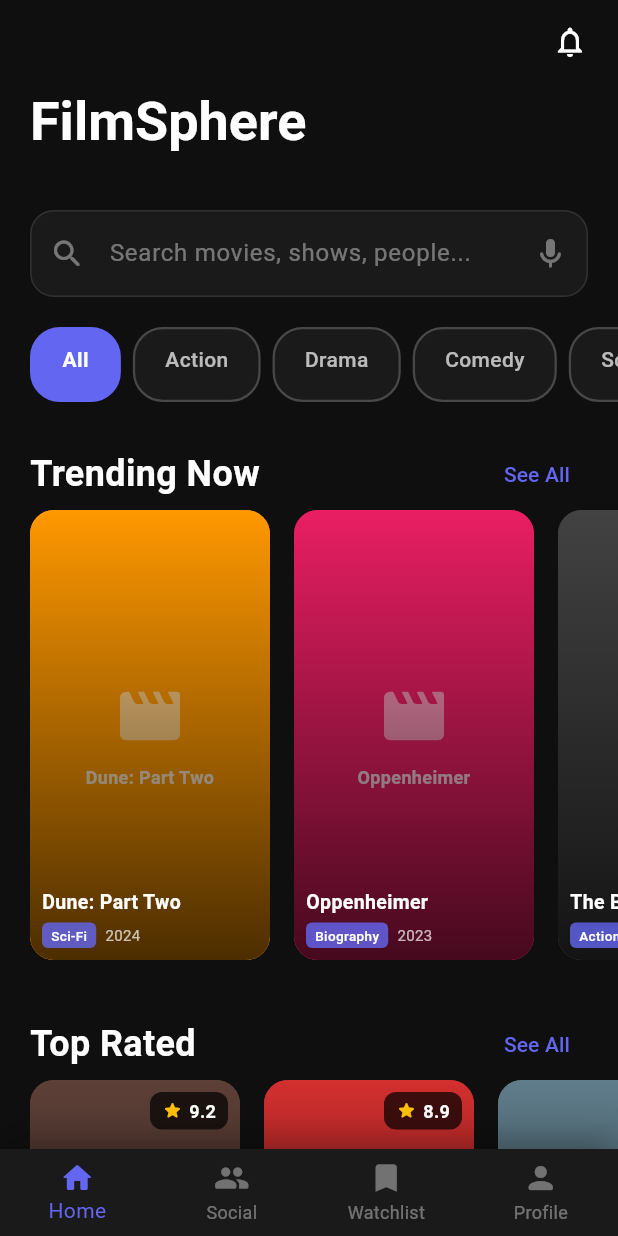
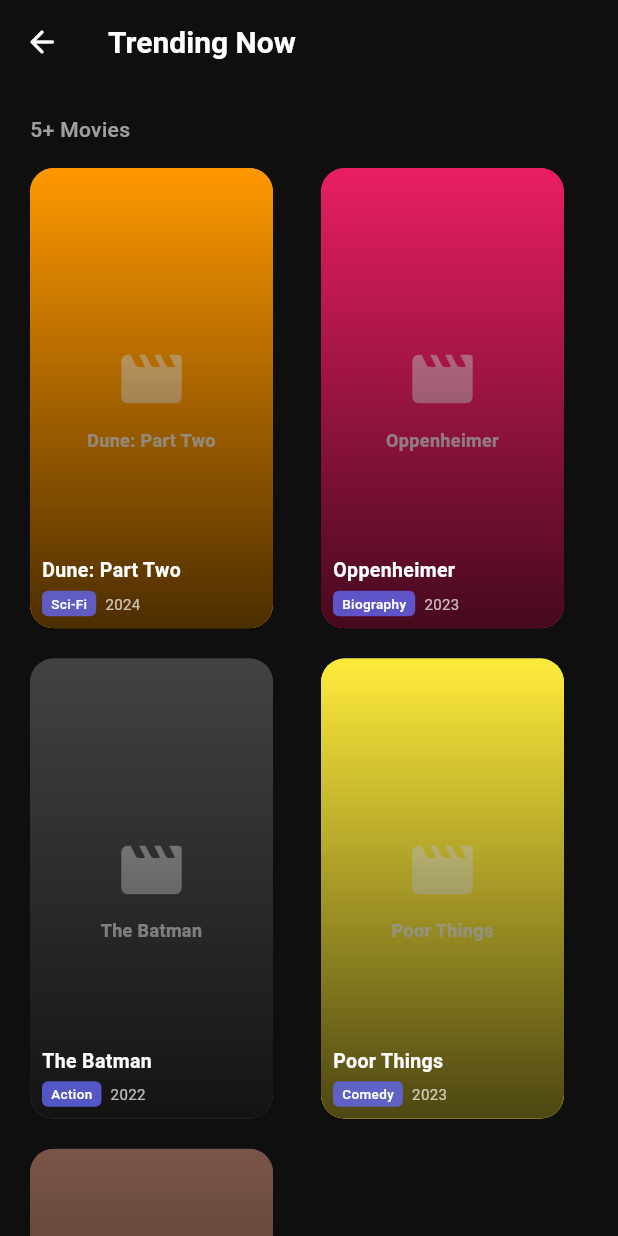
Before and after one commit to shail-712/film_sphere, a Flutter app: the screen it shows once a user with an empty profile is signed in, after a tap on "See All", on a phone screen of 412 x 824 dp. Run offline on Flutter 3.47's test engine with Material 3 defaults, Android fonts, the phone set to English and light mode, and no system bars; our stand-ins replace cloud_firestore, firebase_auth, firebase_core, flutter_dotenv, google_sign_in; accounts and stored records are empty; network calls fail.

Commit message:
updated browse_movie andhome_screen

```diff
--- /dev/null
+++ b/lib/screens/browse_movies_screen.dart
@@ -0,0 +1,325 @@
+import 'package:flutter/material.dart';
+import '../models/movie.dart';
+import '../services/tmdb_service.dart';
+import '../widget/movie_card.dart';
+
+enum BrowseCategory { trending, topRated, recommended, nowPlaying, upcoming }
+
+class BrowseMoviesScreen extends StatefulWidget {
+  final BrowseCategory category;
+  final String? genreFilter;
+
+  const BrowseMoviesScreen({Key? key, required this.category, this.genreFilter})
+    : super(key: key);
+
+  @override
+  State<BrowseMoviesScreen> createState() => _BrowseMoviesScreenState();
+}
+
+class _BrowseMoviesScreenState extends State<BrowseMoviesScreen> {
+  final TMDBService _tmdbService = TMDBService();
+  final ScrollController _scrollController = ScrollController();
+
+  List<Movie> _movies = [];
+  bool _isLoading = true;
+  bool _isLoadingMore = false;
+  int _currentPage = 1;
+  bool _hasMore = true;
+
+  @override
+  void initState() {
+    super.initState();
+    _loadMovies();
+    _scrollController.addListener(_onScroll);
+  }
+
+  void _onScroll() {
+    if (_scrollController.position.pixels >=
+        _scrollController.position.maxScrollExtent * 0.8) {
+      if (!_isLoadingMore && _hasMore) {
+        _loadMoreMovies();
+      }
+    }
+  }
+
+  String _getCategoryTitle() {
+    switch (widget.category) {
+      case BrowseCategory.trending:
+        return 'Trending Now';
+      case BrowseCategory.topRated:
+        return 'Top Rated';
+      case BrowseCategory.recommended:
+        return 'Recommended For You';
+      case BrowseCategory.nowPlaying:
+        return 'Now Playing';
+      case BrowseCategory.upcoming:
+        return 'Coming Soon';
+    }
+  }
+
+  String _getCategorySubtitle() {
+    if (widget.genreFilter != null && widget.genreFilter != 'All') {
+      return '${widget.genreFilter} Movies';
+    }
+    return '';
+  }
+
+  Future<List<Movie>> _fetchMoviesByCategory(int page) async {
+    final genreId = widget.genreFilter != null && widget.genreFilter != 'All'
+        ? TMDBService.getGenreId(widget.genreFilter!)
+        : null;
+
+    // If genre filter is applied, fetch by genre
+    if (genreId != null) {
+      return await _tmdbService.getMoviesByGenre(genreId, page: page);
+    }
+
+    // Otherwise fetch by category
+    switch (widget.category) {
+      case BrowseCategory.trending:
+        return await _tmdbService.getTrendingMovies(
+          timeWindow: 'week',
+          page: page,
+        );
+      case BrowseCategory.topRated:
+        return await _tmdbService.getTopRatedMovies(page: page);
+      case BrowseCategory.recommended:
+        return await _tmdbService.getUpcomingMovies(page: page);
+      case BrowseCategory.nowPlaying:
+        return await _tmdbService.getNowPlayingMovies(page: page);
+      case BrowseCategory.upcoming:
+        return await _tmdbService.getUpcomingMovies(page: page);
+    }
+  }
+
+  Future<void> _loadMovies() async {
+    setState(() {
+      _isLoading = true;
+    });
+
+    try {
+      final movies = await _fetchMoviesByCategory(1);
+      if (mounted) {
+        setState(() {
+          _movies = movies;
+          _isLoading = false;
+          _currentPage = 1;
+          _hasMore = movies.length >= 20; // TMDB typically returns 20 per page
+        });
+      }
+    } catch (e) {
+      print('Error loading movies: $e');
+      if (mounted) {
+        setState(() {
+          _isLoading = false;
+        });
+      }
+    }
+  }
+
+  Future<void> _loadMoreMovies() async {
+    if (_isLoadingMore || !_hasMore) return;
+
+    setState(() {
+      _isLoadingMore = true;
+    });
+
+    try {
+      final nextPage = _currentPage + 1;
+      final movies = await _fetchMoviesByCategory(nextPage);
+
+      if (mounted) {
+        setState(() {
+          if (movies.isEmpty) {
+            _hasMore = false;
+          } else {
+            _movies.addAll(movies);
+            _currentPage = nextPage;
+            _hasMore = movies.length >= 20;
+          }
+          _isLoadingMore = false;
+        });
+      }
+    } catch (e) {
+      print('Error loading more movies: $e');
+      if (mounted) {
+        setState(() {
+          _isLoadingMore = false;
+        });
+      }
+    }
+  }
+
+  @override
+  Widget build(BuildContext context) {
+    return Scaffold(
+      backgroundColor: const Color(0xFF0F0F0F),
+      body: CustomScrollView(
+        controller: _scrollController,
+        slivers: [
+          // App Bar
+          SliverAppBar(
+            floating: true,
+            pinned: true,
+            backgroundColor: const Color(0xFF0F0F0F),
+            leading: IconButton(
+              icon: const Icon(Icons.arrow_back_rounded, color: Colors.white),
+              onPressed: () => Navigator.pop(context),
+            ),
+            title: Column(
+              crossAxisAlignment: CrossAxisAlignment.start,
+              mainAxisSize: MainAxisSize.min,
+              children: [
+                Text(
+                  _getCategoryTitle(),
+                  style: const TextStyle(
+                    color: Colors.white,
+                    fontSize: 20,
+                    fontWeight: FontWeight.bold,
+                  ),
+                ),
+                if (_getCategorySubtitle().isNotEmpty)
+                  Text(
+                    _getCategorySubtitle(),
+                    style: TextStyle(
+                      color: Colors.white.withOpacity(0.6),
+                      fontSize: 14,
+                      fontWeight: FontWeight.normal,
+                    ),
+                  ),
+              ],
+            ),
+          ),
+
+          // Loading State
+          if (_isLoading)
+            const SliverFillRemaining(
+              child: Center(
+                child: CircularProgressIndicator(color: Color(0xFF6366F1)),
+              ),
+            )
+          else ...[
+            // Movie Count Header
+            if (_movies.isNotEmpty)
+              SliverToBoxAdapter(
+                child: Padding(
+                  padding: const EdgeInsets.fromLTRB(20, 20, 20, 16),
+                  child: Text(
+                    '${_movies.length}+ Movies',
+                    style: TextStyle(
+                      color: Colors.white.withOpacity(0.6),
+                      fontSize: 14,
+                      fontWeight: FontWeight.w500,
+                    ),
+                  ),
+                ),
+              ),
+
+            // Movie Grid
+            SliverPadding(
+              padding: const EdgeInsets.symmetric(horizontal: 20),
+              sliver: SliverGrid(
+                gridDelegate: const SliverGridDelegateWithFixedCrossAxisCount(
+                  crossAxisCount: 2,
+                  childAspectRatio: 0.58,
+                  crossAxisSpacing: 16,
+                  mainAxisSpacing: 20,
+                ),
+                delegate: SliverChildBuilderDelegate((context, index) {
+                  if (index < _movies.length) {
+                    return MovieCard(
+                      movie: _movies[index],
+                      showRating: widget.category == BrowseCategory.topRated,
+                    );
+                  }
+                  return null;
+                }, childCount: _movies.length),
+              ),
+            ),
+
+            // Loading More Indicator
+            if (_isLoadingMore)
+              const SliverToBoxAdapter(
+                child: Padding(
+                  padding: EdgeInsets.all(20),
+                  child: Center(
+                    child: CircularProgressIndicator(color: Color(0xFF6366F1)),
+                  ),
+                ),
+              ),
+
+            // End of Results
+            if (!_hasMore && _movies.isNotEmpty)
+              SliverToBoxAdapter(
+                child: Padding(
+                  padding: const EdgeInsets.all(20),
+                  child: Center(
+                    child: Column(
+                      children: [
+                        Icon(
+                          Icons.check_circle_outline_rounded,
+                          size: 32,
+                          color: Colors.white.withOpacity(0.3),
+                        ),
+                        const SizedBox(height: 8),
+                        Text(
+                          'You\'ve reached the end',
+                          style: TextStyle(
+                            color: Colors.white.withOpacity(0.4),
+                            fontSize: 14,
+                          ),
+                        ),
+                      ],
+                    ),
+                  ),
+                ),
+              ),
+
+            // Empty State
+            if (!_isLoading && _movies.isEmpty)
+              SliverFillRemaining(
+                child: Center(
+                  child: Column(
+                    mainAxisAlignment: MainAxisAlignment.center,
+                    children: [
+                      Icon(
+                        Icons.movie_outlined,
+                        size: 64,
+                        color: Colors.white.withOpacity(0.3),
+                      ),
+                      const SizedBox(height: 16),
+                      Text(
+                        'No movies found',
+                        style: TextStyle(
+                          color: Colors.white.withOpacity(0.6),
+                          fontSize: 18,
+                          fontWeight: FontWeight.w500,
+                        ),
+                      ),
+                      const SizedBox(height: 8),
+                      Text(
+                        'Try adjusting your filters',
+                        style: TextStyle(
+                          color: Colors.white.withOpacity(0.4),
+                          fontSize: 14,
+                        ),
+                      ),
+                    ],
+                  ),
+                ),
+              ),
+
+            // Bottom Padding for safe area
+            const SliverToBoxAdapter(child: SizedBox(height: 100)),
+          ],
+        ],
+      ),
+    );
+  }
+
+  @override
+  void dispose() {
+    _scrollController.dispose();
+    super.dispose();
+  }
+}
--- a/lib/screens/home_screen.dart
+++ b/lib/screens/home_screen.dart
@@ -3,6 +3,7 @@
 import '../widget/category_chip.dart';
 import '../models/movie.dart';
 import '../services/tmdb_service.dart';
+import 'browse_movies_screen.dart' show BrowseMoviesScreen, BrowseCategory;
 
 class HomeScreen extends StatefulWidget {
   const HomeScreen({Key? key}) : super(key: key);
@@ -71,13 +72,8 @@
   }
 
   Future<void> _loadMovies() async {
-    // Load trending movies
     _loadTrendingMovies();
-
-    // Load top rated movies
     _loadTopRatedMovies();
-
-    // Load recommended movies (using upcoming as recommendation)
     _loadRecommendedMovies();
   }
 
@@ -180,6 +176,18 @@
     }
   }
 
+  void _navigateToBrowse(BrowseCategory category) {
+    Navigator.push(
+      context,
+      MaterialPageRoute(
+        builder: (context) => BrowseMoviesScreen(
+          category: category,
+          genreFilter: _selectedCategory,
+        ),
+      ),
+    );
+  }
+
   @override
   Widget build(BuildContext context) {
     return Scaffold(
@@ -256,7 +264,10 @@
           if (_isSearching && _searchResults.isNotEmpty) ...[
             SliverToBoxAdapter(
               child: Padding(
-                padding: const EdgeInsets.symmetric(horizontal: 20, vertical: 16),
+                padding: const EdgeInsets.symmetric(
+                  horizontal: 20,
+                  vertical: 16,
+                ),
                 child: Text(
                   'Search Results (${_searchResults.length})',
                   style: const TextStyle(
@@ -276,15 +287,12 @@
                   crossAxisSpacing: 12,
                   mainAxisSpacing: 12,
                 ),
-                delegate: SliverChildBuilderDelegate(
-                  (context, index) {
+                delegate: SliverChildBuilderDelegate((context, index) {
                   return MovieCard(
                     movie: _searchResults[index],
                     showRating: true,
                   );
-                  },
-                  childCount: _searchResults.length,
-                ),
+                }, childCount: _searchResults.length),
               ),
             ),
             const SliverToBoxAdapter(child: SizedBox(height: 100)),
@@ -347,7 +355,7 @@
 
             const SliverToBoxAdapter(child: SizedBox(height: 24)),
 
-            // Trending Now
+            // Trending Now Section
             SliverToBoxAdapter(
               child: Padding(
                 padding: const EdgeInsets.symmetric(horizontal: 20),
@@ -362,7 +370,18 @@
                         fontWeight: FontWeight.bold,
                       ),
                     ),
-                    TextButton(onPressed: () {}, child: const Text('See All')),
+                    TextButton(
+                      onPressed: () =>
+                          _navigateToBrowse(BrowseCategory.trending),
+                      child: const Text(
+                        'See All',
+                        style: TextStyle(
+                          color: Color(0xFF6366F1),
+                          fontSize: 14,
+                          fontWeight: FontWeight.w600,
+                        ),
+                      ),
+                    ),
                   ],
                 ),
               ),
@@ -372,7 +391,11 @@
               child: SizedBox(
                 height: 300,
                 child: _isLoadingTrending
-                    ? const Center(child: CircularProgressIndicator())
+                    ? const Center(
+                        child: CircularProgressIndicator(
+                          color: Color(0xFF6366F1),
+                        ),
+                      )
                     : ListView.builder(
                         scrollDirection: Axis.horizontal,
                         padding: const EdgeInsets.symmetric(horizontal: 20),
@@ -390,7 +413,7 @@
 
             const SliverToBoxAdapter(child: SizedBox(height: 32)),
 
-            // Top Rated
+            // Top Rated Section
             SliverToBoxAdapter(
               child: Padding(
                 padding: const EdgeInsets.symmetric(horizontal: 20),
@@ -405,7 +428,18 @@
                         fontWeight: FontWeight.bold,
                       ),
                     ),
-                    TextButton(onPressed: () {}, child: const Text('See All')),
+                    TextButton(
+                      onPressed: () =>
+                          _navigateToBrowse(BrowseCategory.topRated),
+                      child: const Text(
+                        'See All',
+                        style: TextStyle(
+                          color: Color(0xFF6366F1),
+                          fontSize: 14,
+                          fontWeight: FontWeight.w600,
+                        ),
+                      ),
+                    ),
                   ],
                 ),
               ),
@@ -415,7 +449,11 @@
               child: SizedBox(
                 height: 240,
                 child: _isLoadingTopRated
-                    ? const Center(child: CircularProgressIndicator())
+                    ? const Center(
+                        child: CircularProgressIndicator(
+                          color: Color(0xFF6366F1),
+                        ),
+                      )
                     : ListView.builder(
                         scrollDirection: Axis.horizontal,
                         padding: const EdgeInsets.symmetric(horizontal: 20),
@@ -434,24 +472,41 @@
 
             const SliverToBoxAdapter(child: SizedBox(height: 32)),
 
-            // Recommended
+            // Recommended Section
             SliverToBoxAdapter(
               child: Padding(
                 padding: const EdgeInsets.symmetric(horizontal: 20),
                 child: Row(
+                  mainAxisAlignment: MainAxisAlignment.spaceBetween,
                   children: [
-                    const Icon(
+                    Row(
+                      children: const [
+                        Icon(
                           Icons.auto_awesome_rounded,
                           color: Color(0xFF6366F1),
                           size: 20,
                         ),
-                    const SizedBox(width: 8),
-                    const Text(
+                        SizedBox(width: 8),
+                        Text(
                           'Recommended For You',
                           style: TextStyle(
                             color: Colors.white,
                             fontSize: 24,
                             fontWeight: FontWeight.bold,
+                          ),
+                        ),
+                      ],
+                    ),
+                    TextButton(
+                      onPressed: () =>
+                          _navigateToBrowse(BrowseCategory.recommended),
+                      child: const Text(
+                        'See All',
+                        style: TextStyle(
+                          color: Color(0xFF6366F1),
+                          fontSize: 14,
+                          fontWeight: FontWeight.w600,
+                        ),
                       ),
                     ),
                   ],
@@ -465,7 +520,11 @@
               child: SizedBox(
                 height: 260,
                 child: _isLoadingRecommended
-                    ? const Center(child: CircularProgressIndicator())
+                    ? const Center(
+                        child: CircularProgressIndicator(
+                          color: Color(0xFF6366F1),
+                        ),
+                      )
                     : ListView.builder(
                         scrollDirection: Axis.horizontal,
                         padding: const EdgeInsets.symmetric(horizontal: 20),
```
Lines whose indentation alone changed are shown as unchanged.
